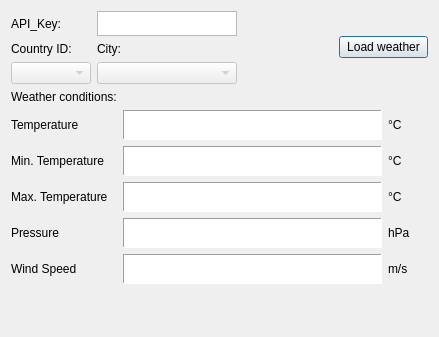
Above: WeatherGUI.ui from mv-per/pyqt5-weather-gui before the change. Below: the same form after it.
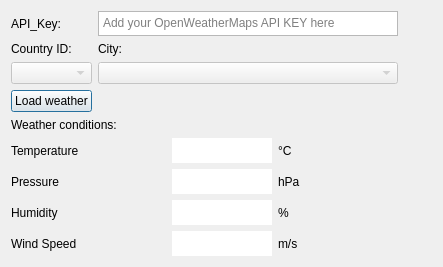
That is the form after the change.

```diff
--- a/WeatherGUI.ui
+++ b/WeatherGUI.ui
@@ -3,18 +3,18 @@
  <class>dialog</class>
  <widget class="QDialog" name="dialog">
   <property name="windowModality">
-   <enum>Qt::ApplicationModal</enum>
+   <enum>Qt::NonModal</enum>
   </property>
   <property name="geometry">
    <rect>
     <x>0</x>
     <y>0</y>
-    <width>439</width>
-    <height>337</height>
+    <width>443</width>
+    <height>263</height>
    </rect>
   </property>
   <property name="sizePolicy">
-   <sizepolicy hsizetype="Expanding" vsizetype="Expanding">
+   <sizepolicy hsizetype="Maximum" vsizetype="Maximum">
     <horstretch>0</horstretch>
     <verstretch>0</verstretch>
    </sizepolicy>
@@ -35,10 +35,10 @@
    <string>Weather GUI</string>
   </property>
   <property name="windowOpacity">
-   <double>-1.000000000000000</double>
+   <double>1.000000000000000</double>
   </property>
   <property name="autoFillBackground">
-   <bool>true</bool>
+   <bool>false</bool>
   </property>
   <property name="styleSheet">
    <string notr="true">font: 9pt &quot;MS Shell Dlg 2&quot;;</string>
@@ -50,64 +50,52 @@
    <bool>false</bool>
   </property>
   <layout class="QGridLayout" name="gridLayout">
-   <item row="1" column="1">
-    <widget class="QLabel" name="label_2">
-     <property name="minimumSize">
-      <size>
-       <width>80</width>
-       <height>0</height>
-      </size>
-     </property>
-     <property name="maximumSize">
-      <size>
-       <width>80</width>
-       <height>16777215</height>
-      </size>
-     </property>
+   <item row="0" column="0">
+    <widget class="QLabel" name="label_14">
      <property name="text">
-      <string>City:</string>
+      <string>API_Key:</string>
      </property>
     </widget>
    </item>
-   <item row="1" column="0">
-    <widget class="QLabel" name="label">
+   <item row="2" column="0">
+    <widget class="QComboBox" name="comboBox">
+     <property name="enabled">
+      <bool>false</bool>
+     </property>
+    </widget>
+   </item>
+   <item row="2" column="1">
+    <widget class="QComboBox" name="comboBox_2">
+     <property name="enabled">
+      <bool>false</bool>
+     </property>
      <property name="minimumSize">
       <size>
-       <width>80</width>
+       <width>100</width>
        <height>0</height>
       </size>
      </property>
      <property name="maximumSize">
       <size>
-       <width>80</width>
+       <width>300</width>
        <height>16777215</height>
       </size>
      </property>
-     <property name="text">
-      <string>Country ID:</string>
+     <property name="contextMenuPolicy">
+      <enum>Qt::DefaultContextMenu</enum>
      </property>
-    </widget>
-   </item>
-   <item row="0" column="1">
-    <widget class="QTextEdit" name="textEdit_6">
-     <property name="minimumSize">
-      <size>
-       <width>140</width>
-       <height>0</height>
-      </size>
+     <property name="sizeAdjustPolicy">
+      <enum>QComboBox::AdjustToMinimumContentsLength</enum>
      </property>
-     <property name="maximumSize">
+     <property name="iconSize">
       <size>
-       <width>140</width>
-       <height>25</height>
+       <width>32</width>
+       <height>16</height>
       </size>
      </property>
-     <property name="styleSheet">
-      <string notr="true">font: 9pt &quot;MS Shell Dlg 2&quot;;</string>
-     </property>
     </widget>
    </item>
-   <item row="5" column="0">
+   <item row="7" column="0">
     <spacer name="verticalSpacer">
      <property name="orientation">
       <enum>Qt::Vertical</enum>
@@ -120,20 +108,22 @@
      </property>
     </spacer>
    </item>
-   <item row="4" column="0" colspan="4">
+   <item row="6" column="0" colspan="4">
     <layout class="QGridLayout" name="gridLayout_2">
      <property name="sizeConstraint">
       <enum>QLayout::SetNoConstraint</enum>
      </property>
-     <item row="2" column="0">
-      <widget class="QLabel" name="label_6">
-       <property name="text">
-        <string>Min. Temperature</string>
+     <item row="4" column="0">
+      <widget class="QLabel" name="label_8">
+       <property name="font">
+        <font>
+         <family>MS Shell Dlg 2</family>
+         <pointsize>9</pointsize>
+         <weight>50</weight>
+         <italic>false</italic>
+         <bold>false</bold>
+        </font>
        </property>
-      </widget>
-     </item>
-     <item row="5" column="0">
-      <widget class="QLabel" name="label_9">
        <property name="text">
         <string>Wind Speed</string>
        </property>
@@ -141,42 +131,14 @@
      </item>
      <item row="0" column="0">
       <widget class="QLabel" name="label_10">
+       <property name="styleSheet">
+        <string notr="true">font: 200 10pt &quot;MS Shell Dlg 2&quot;;</string>
+       </property>
        <property name="text">
         <string>Weather conditions:</string>
        </property>
       </widget>
      </item>
-     <item row="1" column="1">
-      <widget class="QTextEdit" name="textEdit">
-       <property name="enabled">
-        <bool>true</bool>
-       </property>
-       <property name="sizePolicy">
-        <sizepolicy hsizetype="Minimum" vsizetype="Minimum">
-         <horstretch>0</horstretch>
-         <verstretch>0</verstretch>
-        </sizepolicy>
-       </property>
-       <property name="minimumSize">
-        <size>
-         <width>0</width>
-         <height>30</height>
-        </size>
-       </property>
-       <property name="maximumSize">
-        <size>
-         <width>16777215</width>
-         <height>30</height>
-        </size>
-       </property>
-       <property name="frameShape">
-        <enum>QFrame::Panel</enum>
-       </property>
-       <property name="readOnly">
-        <bool>true</bool>
-       </property>
-      </widget>
-     </item>
      <item row="3" column="2">
       <widget class="QLabel" name="label_3">
        <property name="minimumSize">
@@ -186,37 +148,107 @@
         </size>
        </property>
        <property name="text">
-        <string>°C</string>
+        <string>%</string>
        </property>
        <property name="alignment">
         <set>Qt::AlignLeading|Qt::AlignLeft|Qt::AlignVCenter</set>
        </property>
       </widget>
      </item>
-     <item row="1" column="2">
-      <widget class="QLabel" name="label_16">
+     <item row="2" column="1">
+      <widget class="QTextEdit" name="textEdit_2">
+       <property name="enabled">
+        <bool>true</bool>
+       </property>
+       <property name="sizePolicy">
+        <sizepolicy hsizetype="Minimum" vsizetype="Minimum">
+         <horstretch>0</horstretch>
+         <verstretch>0</verstretch>
+        </sizepolicy>
+       </property>
+       <property name="maximumSize">
+        <size>
+         <width>100</width>
+         <height>25</height>
+        </size>
+       </property>
+       <property name="acceptDrops">
+        <bool>false</bool>
+       </property>
+       <property name="frameShape">
+        <enum>QFrame::NoFrame</enum>
+       </property>
+       <property name="verticalScrollBarPolicy">
+        <enum>Qt::ScrollBarAlwaysOff</enum>
+       </property>
+       <property name="horizontalScrollBarPolicy">
+        <enum>Qt::ScrollBarAlwaysOff</enum>
+       </property>
+       <property name="sizeAdjustPolicy">
+        <enum>QAbstractScrollArea::AdjustToContents</enum>
+       </property>
+       <property name="readOnly">
+        <bool>true</bool>
+       </property>
+      </widget>
+     </item>
+     <item row="0" column="1" colspan="2">
+      <widget class="QLabel" name="label_11">
        <property name="text">
-        <string>°C</string>
+        <string/>
        </property>
       </widget>
      </item>
      <item row="1" column="0">
       <widget class="QLabel" name="label_5">
+       <property name="font">
+        <font>
+         <family>MS Shell Dlg 2</family>
+         <pointsize>9</pointsize>
+         <weight>50</weight>
+         <italic>false</italic>
+         <bold>false</bold>
+        </font>
+       </property>
        <property name="text">
         <string>Temperature</string>
        </property>
       </widget>
      </item>
-     <item row="5" column="1">
-      <widget class="QTextEdit" name="textEdit_5">
+     <item row="1" column="1">
+      <widget class="QTextEdit" name="textEdit">
+       <property name="enabled">
+        <bool>true</bool>
+       </property>
+       <property name="minimumSize">
+        <size>
+         <width>0</width>
+         <height>0</height>
+        </size>
+       </property>
        <property name="maximumSize">
         <size>
-         <width>16777215</width>
-         <height>30</height>
+         <width>100</width>
+         <height>25</height>
         </size>
        </property>
+       <property name="acceptDrops">
+        <bool>false</bool>
+       </property>
        <property name="frameShape">
-        <enum>QFrame::Panel</enum>
+        <enum>QFrame::NoFrame</enum>
+       </property>
+       <property name="frameShadow">
+        <enum>QFrame::Plain</enum>
+       </property>
+       <property name="verticalScrollBarPolicy">
+        <enum>Qt::ScrollBarAlwaysOff</enum>
+       </property>
+       <property name="horizontalScrollBarPolicy">
+        <enum>Qt::ScrollBarAlwaysOff</enum>
+       </property>
+       <property name="sizeAdjustPolicy">
+        <enum>QAbstractScrollArea::AdjustToContents</enum>
        </property>
        <property name="readOnly">
         <bool>true</bool>
@@ -225,145 +257,213 @@
      </item>
      <item row="3" column="0">
       <widget class="QLabel" name="label_7">
+       <property name="font">
+        <font>
+         <family>MS Shell Dlg 2</family>
+         <pointsize>9</pointsize>
+         <weight>50</weight>
+         <italic>false</italic>
+         <bold>false</bold>
+        </font>
+       </property>
        <property name="text">
-        <string>Max. Temperature</string>
-       </property>
-      </widget>
-     </item>
-     <item row="2" column="1">
-      <widget class="QTextEdit" name="textEdit_2">
-       <property name="enabled">
-        <bool>true</bool>
-       </property>
-       <property name="sizePolicy">
-        <sizepolicy hsizetype="Minimum" vsizetype="Minimum">
-         <horstretch>0</horstretch>
-         <verstretch>0</verstretch>
-        </sizepolicy>
-       </property>
-       <property name="maximumSize">
-        <size>
-         <width>16777215</width>
-         <height>30</height>
-        </size>
-       </property>
-       <property name="frameShape">
-        <enum>QFrame::Panel</enum>
-       </property>
-       <property name="readOnly">
-        <bool>true</bool>
+        <string>Humidity</string>
        </property>
       </widget>
      </item>
      <item row="4" column="2">
       <widget class="QLabel" name="label_12">
        <property name="text">
-        <string>hPa</string>
-       </property>
-      </widget>
-     </item>
-     <item row="4" column="0">
-      <widget class="QLabel" name="label_8">
-       <property name="text">
-        <string>Pressure</string>
-       </property>
-      </widget>
-     </item>
-     <item row="5" column="2">
-      <widget class="QLabel" name="label_13">
-       <property name="text">
         <string>m/s</string>
        </property>
       </widget>
      </item>
      <item row="4" column="1">
       <widget class="QTextEdit" name="textEdit_4">
+       <property name="enabled">
+        <bool>true</bool>
+       </property>
        <property name="maximumSize">
         <size>
-         <width>16777215</width>
-         <height>30</height>
+         <width>100</width>
+         <height>25</height>
         </size>
        </property>
+       <property name="focusPolicy">
+        <enum>Qt::WheelFocus</enum>
+       </property>
+       <property name="acceptDrops">
+        <bool>false</bool>
+       </property>
        <property name="frameShape">
-        <enum>QFrame::Panel</enum>
+        <enum>QFrame::NoFrame</enum>
+       </property>
+       <property name="frameShadow">
+        <enum>QFrame::Plain</enum>
+       </property>
+       <property name="lineWidth">
+        <number>0</number>
+       </property>
+       <property name="verticalScrollBarPolicy">
+        <enum>Qt::ScrollBarAlwaysOff</enum>
+       </property>
+       <property name="horizontalScrollBarPolicy">
+        <enum>Qt::ScrollBarAlwaysOff</enum>
+       </property>
+       <property name="sizeAdjustPolicy">
+        <enum>QAbstractScrollArea::AdjustToContents</enum>
        </property>
        <property name="readOnly">
         <bool>true</bool>
        </property>
       </widget>
      </item>
-     <item row="2" column="2">
-      <widget class="QLabel" name="label_15">
+     <item row="2" column="0">
+      <widget class="QLabel" name="label_6">
+       <property name="font">
+        <font>
+         <family>MS Shell Dlg 2</family>
+         <pointsize>9</pointsize>
+         <weight>50</weight>
+         <italic>false</italic>
+         <bold>false</bold>
+        </font>
+       </property>
+       <property name="text">
+        <string>Pressure</string>
+       </property>
+      </widget>
+     </item>
+     <item row="1" column="2">
+      <widget class="QLabel" name="label_16">
        <property name="text">
         <string>°C</string>
        </property>
       </widget>
      </item>
-     <item row="0" column="1" colspan="2">
-      <widget class="QLabel" name="label_11">
-       <property name="text">
-        <string/>
-       </property>
-      </widget>
-     </item>
      <item row="3" column="1">
       <widget class="QTextEdit" name="textEdit_3">
+       <property name="enabled">
+        <bool>true</bool>
+       </property>
        <property name="maximumSize">
         <size>
-         <width>16777215</width>
-         <height>30</height>
+         <width>100</width>
+         <height>25</height>
         </size>
        </property>
+       <property name="acceptDrops">
+        <bool>false</bool>
+       </property>
        <property name="frameShape">
-        <enum>QFrame::Panel</enum>
+        <enum>QFrame::NoFrame</enum>
+       </property>
+       <property name="frameShadow">
+        <enum>QFrame::Plain</enum>
+       </property>
+       <property name="verticalScrollBarPolicy">
+        <enum>Qt::ScrollBarAlwaysOff</enum>
+       </property>
+       <property name="horizontalScrollBarPolicy">
+        <enum>Qt::ScrollBarAlwaysOff</enum>
        </property>
        <property name="readOnly">
         <bool>true</bool>
        </property>
       </widget>
      </item>
+     <item row="2" column="2">
+      <widget class="QLabel" name="label_15">
+       <property name="text">
+        <string>hPa</string>
+       </property>
+      </widget>
+     </item>
     </layout>
    </item>
-   <item row="0" column="0">
-    <widget class="QLabel" name="label_14">
+   <item row="1" column="1">
+    <widget class="QLabel" name="label_2">
+     <property name="minimumSize">
+      <size>
+       <width>80</width>
+       <height>0</height>
+      </size>
+     </property>
+     <property name="maximumSize">
+      <size>
+       <width>80</width>
+       <height>16777215</height>
+      </size>
+     </property>
      <property name="text">
-      <string>API_Key:</string>
+      <string>City:</string>
      </property>
     </widget>
    </item>
-   <item row="2" column="0">
-    <widget class="QComboBox" name="comboBox">
-     <property name="enabled">
-      <bool>false</bool>
-     </property>
-    </widget>
-   </item>
-   <item row="2" column="1">
-    <widget class="QComboBox" name="comboBox_2">
-     <property name="enabled">
-      <bool>false</bool>
-     </property>
+   <item row="0" column="1">
+    <widget class="QTextEdit" name="textEdit_6">
      <property name="minimumSize">
       <size>
-       <width>100</width>
+       <width>300</width>
        <height>0</height>
       </size>
      </property>
      <property name="maximumSize">
       <size>
        <width>140</width>
+       <height>25</height>
+      </size>
+     </property>
+     <property name="styleSheet">
+      <string notr="true">font: 6pt &quot;MS Shell Dlg 2&quot;;</string>
+     </property>
+     <property name="inputMethodHints">
+      <set>Qt::ImhHiddenText</set>
+     </property>
+     <property name="verticalScrollBarPolicy">
+      <enum>Qt::ScrollBarAlwaysOff</enum>
+     </property>
+     <property name="horizontalScrollBarPolicy">
+      <enum>Qt::ScrollBarAlwaysOff</enum>
+     </property>
+     <property name="sizeAdjustPolicy">
+      <enum>QAbstractScrollArea::AdjustToContents</enum>
+     </property>
+     <property name="html">
+      <string>&lt;!DOCTYPE HTML PUBLIC &quot;-//W3C//DTD HTML 4.0//EN&quot; &quot;http://www.w3.org/TR/REC-html40/strict.dtd&quot;&gt;
+&lt;html&gt;&lt;head&gt;&lt;meta name=&quot;qrichtext&quot; content=&quot;1&quot; /&gt;&lt;style type=&quot;text/css&quot;&gt;
+p, li { white-space: pre-wrap; }
+&lt;/style&gt;&lt;/head&gt;&lt;body style=&quot; font-family:'MS Shell Dlg 2'; font-size:6pt; font-weight:400; font-style:normal;&quot;&gt;
+&lt;p style=&quot;-qt-paragraph-type:empty; margin-top:12px; margin-bottom:12px; margin-left:0px; margin-right:0px; -qt-block-indent:0; text-indent:0px;&quot;&gt;&lt;br /&gt;&lt;/p&gt;&lt;/body&gt;&lt;/html&gt;</string>
+     </property>
+     <property name="overwriteMode">
+      <bool>true</bool>
+     </property>
+     <property name="placeholderText">
+      <string>Add your OpenWeatherMaps API KEY here</string>
+     </property>
+    </widget>
+   </item>
+   <item row="1" column="0">
+    <widget class="QLabel" name="label">
+     <property name="minimumSize">
+      <size>
+       <width>80</width>
+       <height>0</height>
+      </size>
+     </property>
+     <property name="maximumSize">
+      <size>
+       <width>80</width>
        <height>16777215</height>
       </size>
      </property>
-     <property name="iconSize">
-      <size>
-       <width>32</width>
-       <height>16</height>
-      </size>
+     <property name="text">
+      <string>Country ID:</string>
      </property>
     </widget>
    </item>
-   <item row="0" column="3" rowspan="3">
+   <item row="4" column="0">
     <widget class="QPushButton" name="pushButton">
      <property name="minimumSize">
       <size>
```
